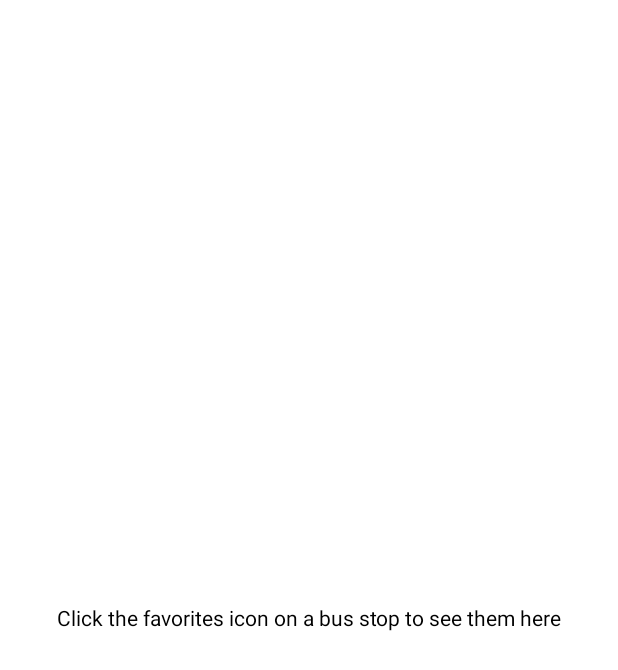
After one commit to michaelvdow/CU-Transit-Android-App, an Android app: the layout fragment_favorites.xml on its own in the app's theme, with its tools: preview values and no code run, on a phone screen of 412 x 824 dp. The commit adds this screen. Shown: the top 670 px of the screen. Run offline under Robolectric (Android 15) with nearby library versions, the phone set to English and light mode, and no system bars.

Commit message:
Added favorites page

```diff
--- a/app/src/main/java/com/apps/michaedow/cutransit/main_activity/ViewPagerAdapter.kt
+++ b/app/src/main/java/com/apps/michaedow/cutransit/main_activity/ViewPagerAdapter.kt
@@ -3,6 +3,7 @@ package com.apps.michaedow.cutransit.main_activity
 import androidx.fragment.app.Fragment
 import androidx.fragment.app.FragmentManager
 import androidx.fragment.app.FragmentStatePagerAdapter
+import com.apps.michaedow.cutransit.main_activity.favorites.FavoritesFragment
 import com.apps.michaedow.cutransit.main_activity.near_me.NearMeFragment
 
 class ViewPagerAdapter(fm: FragmentManager, internal var totalTabs: Int) : FragmentStatePagerAdapter(fm, BEHAVIOR_RESUME_ONLY_CURRENT_FRAGMENT) {
@@ -10,8 +11,8 @@ class ViewPagerAdapter(fm: FragmentManager, internal var totalTabs: Int) : Fragm
     override fun getItem(position: Int): Fragment {
         when (position) {
             0 -> return NearMeFragment()
-            1 -> return NearMeFragment()
-            else -> return NearMeFragment()
+            1 -> return FavoritesFragment()
+            else -> return FavoritesFragment()
         }
     }
 
--- a/app/src/main/java/com/apps/michaedow/cutransit/main_activity/near_me/NearMeFragment.kt
+++ b/app/src/main/java/com/apps/michaedow/cutransit/main_activity/near_me/NearMeFragment.kt
@@ -26,7 +26,6 @@ class NearMeFragment: Fragment(), SwipeRefreshLayout.OnRefreshListener, SharedPr
     private lateinit var binding: FragmentNearMeBinding
     private lateinit var adapter: NearMeListAdapter
     private var swipeRefreshLayout: SwipeRefreshLayout? = null
-
 
     override fun onCreateView( inflater: LayoutInflater, container: ViewGroup?, savedInstanceState: Bundle?): View? {
         binding = DataBindingUtil.inflate(inflater, R.layout.fragment_near_me, container, false)
--- /dev/null
+++ b/app/src/main/res/layout/fragment_favorites.xml
@@ -0,0 +1,36 @@
+<?xml version="1.0" encoding="utf-8"?>
+<layout>
+    <data>
+
+    </data>
+
+    <LinearLayout xmlns:android="http://schemas.android.com/apk/res/android"
+        xmlns:app="http://schemas.android.com/apk/res-auto"
+        android:layout_width="match_parent"
+        android:layout_height="match_parent"
+        android:orientation="vertical"
+        app:layout_behavior="@string/appbar_scrolling_view_behavior">
+
+
+        <TextView
+            android:id="@+id/favorites_empty_text"
+            android:layout_width="match_parent"
+            android:layout_height="match_parent"
+            android:text="@string/favorites_empty_text"
+            android:paddingLeft="16dp"
+            android:paddingRight="16dp"
+            android:textColor="@android:color/black"
+            android:background="?attr/themeBackgroundColor"
+            android:gravity="center"/>
+
+        <androidx.recyclerview.widget.RecyclerView
+            android:id="@+id/favorites_list"
+            android:layout_width="match_parent"
+            android:layout_height="match_parent"
+            android:divider="@null"
+            android:paddingBottom="76dp"
+            android:clipToPadding="false"
+            android:background="?attr/themeBackgroundColor"
+            />
+    </LinearLayout>
+</layout>
```
Also changed, not shown: app/src/main/java/com/apps/michaedow/cutransit/database/Favorites/FavoritesDao.kt (added, +24 -0 lines), app/src/main/java/com/apps/michaedow/cutransit/database/Favorites/FavoritesDatabase.kt (added, +28 -0 lines), app/src/main/java/com/apps/michaedow/cutransit/database/Favorites/FavoritesItem.kt (added, +13 -0 lines), app/src/main/java/com/apps/michaedow/cutransit/departures/DeparturesDatabaseProvider.kt (+20 -2 lines), app/src/main/java/com/apps/michaedow/cutransit/departures/DeparturesFragment.kt (+23 -3 lines), app/src/main/java/com/apps/michaedow/cutransit/departures/DeparturesViewModel.kt (+21 -1 lines), app/src/main/java/com/apps/michaedow/cutransit/main_activity/favorites/FavoritesDatabaseProvider.kt (added, +13 -0 lines), app/src/main/java/com/apps/michaedow/cutransit/main_activity/favorites/FavoritesFragment.kt (added, +55 -0 lines), app/src/main/java/com/apps/michaedow/cutransit/main_activity/favorites/FavoritesListAdapter.kt (added, +51 -0 lines), app/src/main/java/com/apps/michaedow/cutransit/main_activity/favorites/FavoritesViewModel.kt (added, +21 -0 lines), app/src/main/res/drawable/ic_favorite_border_white.xml (added, +9 -0 lines), app/src/main/res/drawable/ic_favorite_white.xml (added, +9 -0 lines), app/src/main/res/layout/list_row_favorites.xml (added, +23 -0 lines), app/src/main/res/menu/menu_departure.xml (added, +13 -0 lines).
